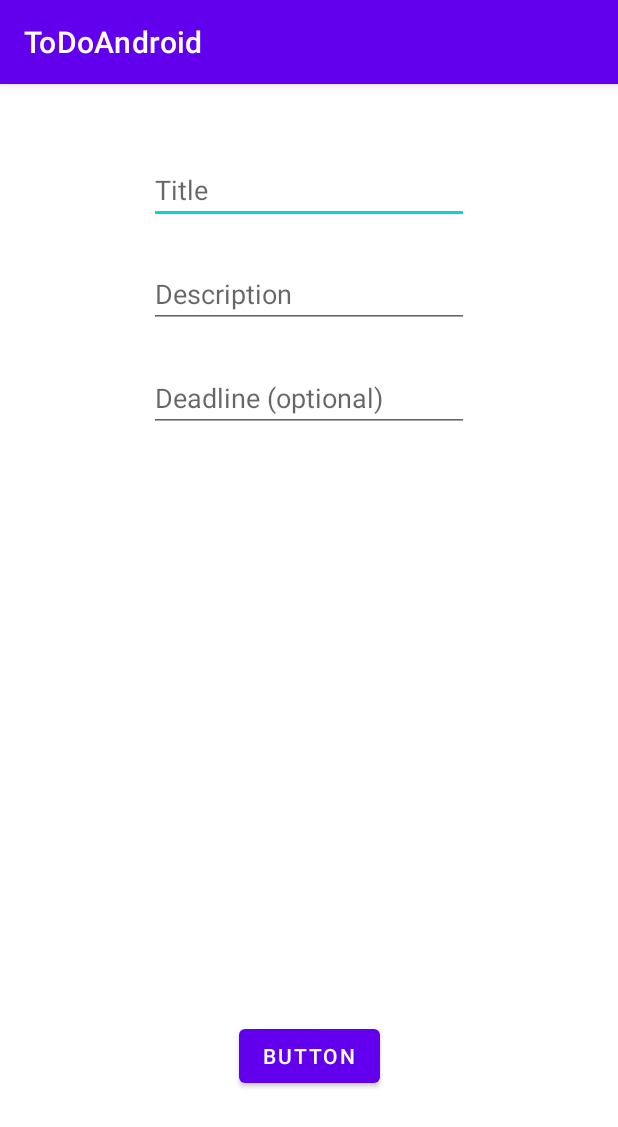
After one commit to patrykdziurkowski/ToDoAndroid, an Android app: the CreateTaskActivity screen opened directly, with no data from a screen before it, on a phone screen of 412 x 824 dp. The commit adds this screen. Shown: the top 1127 px of the screen. Run offline under Robolectric (Android 15) with nearby library versions, the phone set to English and light mode, and no system bars.

Commit message:
Added the option to create a task

```diff
--- a/src/app/build.gradle.kts
+++ b/src/app/build.gradle.kts
@@ -41,6 +41,7 @@ dependencies {
     implementation(libs.lifecycle.viewmodel.ktx)
     implementation(libs.navigation.fragment)
     implementation(libs.navigation.ui)
+    implementation(libs.activity)
     testImplementation(libs.junit)
     androidTestImplementation(libs.ext.junit)
     androidTestImplementation(libs.espresso.core)
--- a/src/app/src/main/AndroidManifest.xml
+++ b/src/app/src/main/AndroidManifest.xml
@@ -14,6 +14,9 @@
         android:theme="@style/Theme.ToDoAndroid"
         tools:targetApi="31">
         <activity
+            android:name=".CreateTaskActivity"
+            android:exported="false" />
+        <activity
             android:name=".MainActivity"
             android:exported="true"
             android:label="@string/app_name">
--- /dev/null
+++ b/src/app/src/main/java/com/example/todoandroid/CreateTaskActivity.java
@@ -0,0 +1,53 @@
+package com.example.todoandroid;
+
+import android.content.Intent;
+import android.os.Bundle;
+import android.view.View;
+import android.widget.Button;
+import android.widget.EditText;
+
+import androidx.activity.EdgeToEdge;
+import androidx.appcompat.app.AppCompatActivity;
+import androidx.core.graphics.Insets;
+import androidx.core.view.ViewCompat;
+import androidx.core.view.WindowInsetsCompat;
+
+public class CreateTaskActivity extends AppCompatActivity {
+    private EditText titleEditText;
+    private EditText descriptionEditText;
+    private EditText deadlineEditText;
+    private Button submitButton;
+
+
+
+    @Override
+    protected void onCreate(Bundle savedInstanceState) {
+        super.onCreate(savedInstanceState);
+        EdgeToEdge.enable(this);
+        setContentView(R.layout.activity_create_task);
+        ViewCompat.setOnApplyWindowInsetsListener(findViewById(R.id.main), (v, insets) -> {
+            Insets systemBars = insets.getInsets(WindowInsetsCompat.Type.systemBars());
+            v.setPadding(systemBars.left, systemBars.top, systemBars.right, systemBars.bottom);
+            return insets;
+        });
+
+        titleEditText = findViewById(R.id.title_editText);
+        descriptionEditText = findViewById(R.id.description_editText);
+        deadlineEditText = findViewById(R.id.deadline_editDate);
+        submitButton = findViewById(R.id.finish_adding_button);
+
+        submitButton.setOnClickListener(new View.OnClickListener() {
+            @Override
+            public void onClick(View v) {
+                Intent intent = new Intent();
+                Bundle data = new Bundle();
+                data.putString("title", String.valueOf(titleEditText.getText()));
+                data.putString("description", String.valueOf(descriptionEditText.getText()));
+                data.putString("deadline", String.valueOf(deadlineEditText.getText()));
+                intent.putExtras(data);
+                setResult(RESULT_OK, intent);
+                finish();
+            }
+        });
+    }
+}
--- /dev/null
+++ b/src/app/src/main/res/layout/activity_create_task.xml
@@ -0,0 +1,55 @@
+<?xml version="1.0" encoding="utf-8"?>
+<androidx.constraintlayout.widget.ConstraintLayout xmlns:android="http://schemas.android.com/apk/res/android"
+    xmlns:app="http://schemas.android.com/apk/res-auto"
+    xmlns:tools="http://schemas.android.com/tools"
+    android:id="@+id/main"
+    android:layout_width="match_parent"
+    android:layout_height="match_parent"
+    tools:context=".CreateTaskActivity">
+
+    <EditText
+        android:id="@+id/title_editText"
+        android:layout_width="wrap_content"
+        android:layout_height="wrap_content"
+        android:layout_marginTop="48dp"
+        android:ems="10"
+        android:hint="Title"
+        android:inputType="text"
+        app:layout_constraintEnd_toEndOf="parent"
+        app:layout_constraintStart_toStartOf="parent"
+        app:layout_constraintTop_toTopOf="parent" />
+
+    <EditText
+        android:id="@+id/description_editText"
+        android:layout_width="wrap_content"
+        android:layout_height="wrap_content"
+        android:layout_marginTop="24dp"
+        android:ems="10"
+        android:hint="Description"
+        android:inputType="text"
+        app:layout_constraintEnd_toEndOf="parent"
+        app:layout_constraintStart_toStartOf="parent"
+        app:layout_constraintTop_toBottomOf="@+id/title_editText" />
+
+    <EditText
+        android:id="@+id/deadline_editDate"
+        android:layout_width="wrap_content"
+        android:layout_height="wrap_content"
+        android:layout_marginTop="24dp"
+        android:ems="10"
+        android:hint="Deadline (optional)"
+        android:inputType="date"
+        app:layout_constraintEnd_toEndOf="parent"
+        app:layout_constraintStart_toStartOf="parent"
+        app:layout_constraintTop_toBottomOf="@+id/description_editText" />
+
+    <Button
+        android:id="@+id/finish_adding_button"
+        android:layout_width="wrap_content"
+        android:layout_height="wrap_content"
+        android:layout_marginBottom="96dp"
+        android:text="Button"
+        app:layout_constraintBottom_toBottomOf="parent"
+        app:layout_constraintEnd_toEndOf="parent"
+        app:layout_constraintStart_toStartOf="parent" />
+</androidx.constraintlayout.widget.ConstraintLayout>
--- a/src/gradle/libs.versions.toml
+++ b/src/gradle/libs.versions.toml
@@ -10,6 +10,7 @@ lifecycleLivedataKtx = "2.6.1"
 lifecycleViewmodelKtx = "2.6.1"
 navigationFragment = "2.6.0"
 navigationUi = "2.6.0"
+activity = "1.8.0"
 
 [libraries]
 junit = { group = "junit", name = "junit", version.ref = "junit" }
@@ -22,6 +23,7 @@ lifecycle-livedata-ktx = { group = "androidx.lifecycle", name = "lifecycle-lived
 lifecycle-viewmodel-ktx = { group = "androidx.lifecycle", name = "lifecycle-viewmodel-ktx", version.ref = "lifecycleViewmodelKtx" }
 navigation-fragment = { group = "androidx.navigation", name = "navigation-fragment", version.ref = "navigationFragment" }
 navigation-ui = { group = "androidx.navigation", name = "navigation-ui", version.ref = "navigationUi" }
+activity = { group = "androidx.activity", name = "activity", version.ref = "activity" }
 
 [plugins]
 androidApplication = { id = "com.android.application", version.ref = "agp" }
```
Also changed, not shown: src/app/src/main/java/com/example/todoandroid/ui/tasks/TasksFragment.java (+42 -5 lines), src/app/src/main/java/com/example/todoandroid/ui/tasks/TasksViewModel.java (+20 -0 lines), src/app/src/main/res/layout/fragment_tasks.xml (+11 -3 lines).
